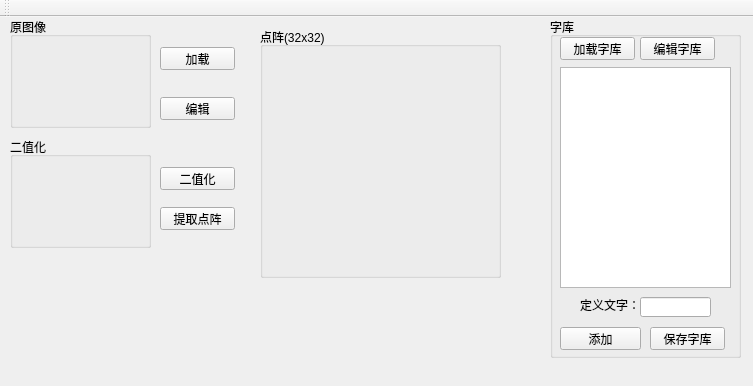
First picture: the form in Tool/Tool.ui, repository WallBreaker2/op, before the edit.
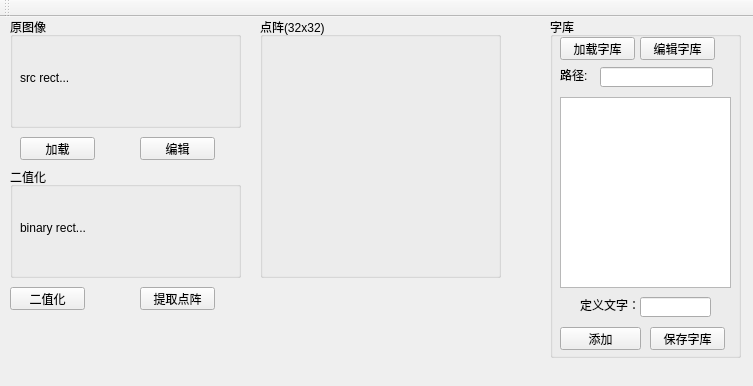
Second picture: the form after the edit.

The edit to the form file:
```diff
--- a/Tool/Tool.ui
+++ b/Tool/Tool.ui
@@ -19,32 +19,58 @@
      <rect>
       <x>10</x>
       <y>0</y>
-      <width>141</width>
+      <width>231</width>
       <height>111</height>
      </rect>
     </property>
     <property name="title">
      <string>原图像</string>
     </property>
+    <widget class="QLabel" name="label_3">
+     <property name="geometry">
+      <rect>
+       <x>10</x>
+       <y>20</y>
+       <width>211</width>
+       <height>81</height>
+      </rect>
+     </property>
+     <property name="text">
+      <string>src rect...</string>
+     </property>
+    </widget>
    </widget>
    <widget class="QGroupBox" name="groupBox_2">
     <property name="geometry">
      <rect>
       <x>10</x>
-      <y>120</y>
-      <width>141</width>
+      <y>150</y>
+      <width>231</width>
       <height>111</height>
      </rect>
     </property>
     <property name="title">
      <string>二值化</string>
     </property>
+    <widget class="QLabel" name="label_4">
+     <property name="geometry">
+      <rect>
+       <x>10</x>
+       <y>20</y>
+       <width>211</width>
+       <height>81</height>
+      </rect>
+     </property>
+     <property name="text">
+      <string>binary rect...</string>
+     </property>
+    </widget>
    </widget>
    <widget class="QPushButton" name="pushButton">
     <property name="geometry">
      <rect>
-      <x>160</x>
-      <y>30</y>
+      <x>20</x>
+      <y>120</y>
       <width>75</width>
       <height>23</height>
      </rect>
@@ -56,8 +82,8 @@
    <widget class="QPushButton" name="pushButton_3">
     <property name="geometry">
      <rect>
-      <x>160</x>
-      <y>80</y>
+      <x>140</x>
+      <y>120</y>
       <width>75</width>
       <height>23</height>
      </rect>
@@ -70,9 +96,9 @@
     <property name="geometry">
      <rect>
       <x>260</x>
-      <y>10</y>
+      <y>0</y>
       <width>241</width>
-      <height>251</height>
+      <height>261</height>
      </rect>
     </property>
     <property name="title">
@@ -95,9 +121,9 @@
      <property name="geometry">
       <rect>
        <x>10</x>
-       <y>50</y>
+       <y>80</y>
        <width>171</width>
-       <height>221</height>
+       <height>191</height>
       </rect>
      </property>
     </widget>
@@ -176,12 +202,38 @@
       <string>编辑字库</string>
      </property>
     </widget>
+    <widget class="QLineEdit" name="lineEdit_2">
+     <property name="geometry">
+      <rect>
+       <x>50</x>
+       <y>50</y>
+       <width>113</width>
+       <height>20</height>
+      </rect>
+     </property>
+     <property name="readOnly">
+      <bool>true</bool>
+     </property>
+    </widget>
+    <widget class="QLabel" name="label_2">
+     <property name="geometry">
+      <rect>
+       <x>10</x>
+       <y>50</y>
+       <width>31</width>
+       <height>16</height>
+      </rect>
+     </property>
+     <property name="text">
+      <string>路径:</string>
+     </property>
+    </widget>
    </widget>
    <widget class="QPushButton" name="pushButton_4">
     <property name="geometry">
      <rect>
-      <x>160</x>
-      <y>150</y>
+      <x>10</x>
+      <y>270</y>
       <width>75</width>
       <height>23</height>
      </rect>
@@ -193,8 +245,8 @@
    <widget class="QPushButton" name="pushButton_5">
     <property name="geometry">
      <rect>
-      <x>160</x>
-      <y>190</y>
+      <x>140</x>
+      <y>270</y>
       <width>75</width>
       <height>23</height>
      </rect>
```
Left out of the diff: 13 changed lines with no effect on the pictures.
